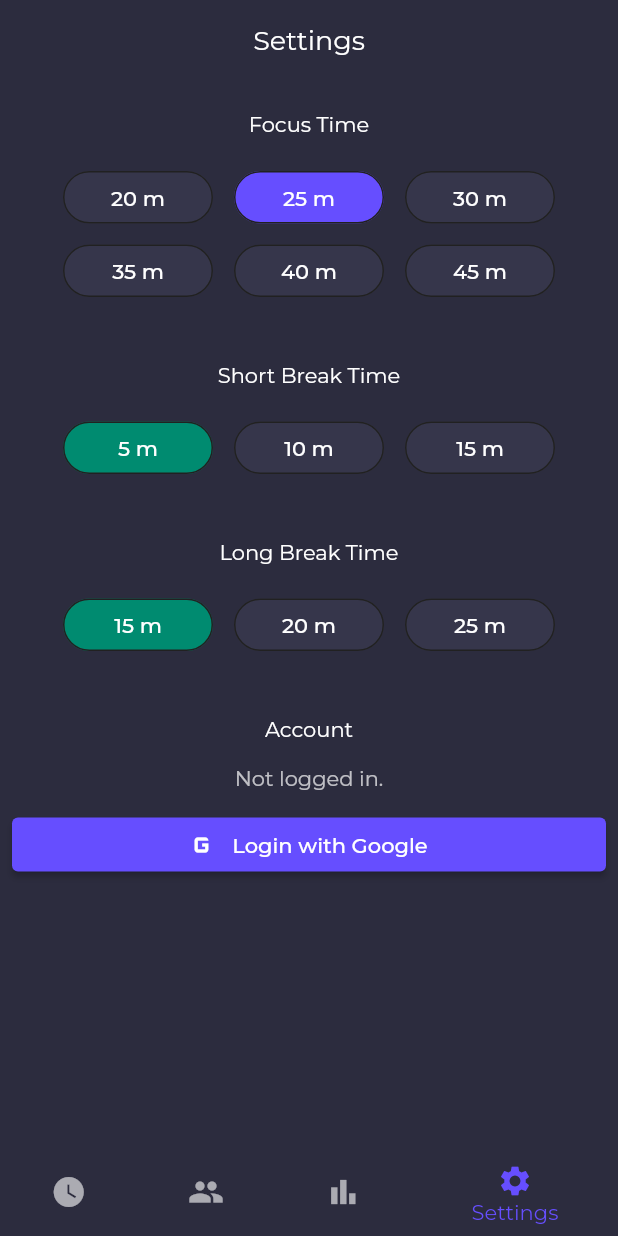
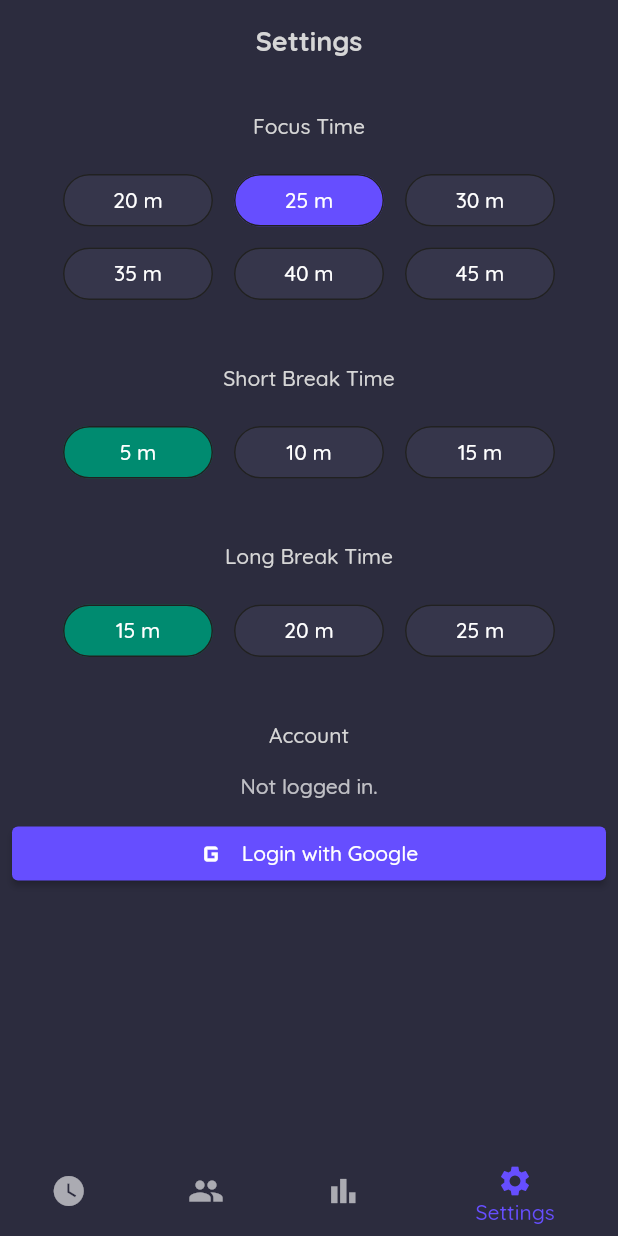
Before and after one commit to nandbyte/pomoduo, a Flutter app: the screen it shows after launch, item 4 of the bottom bar chosen, on a phone screen of 412 x 824 dp. Run offline on Flutter 3.47's test engine with Material 2 defaults, Android fonts, the phone set to English and light mode, and no system bars; drawn by our look-alikes of custom_radio_grouped_button; our stand-ins replace cloud_firestore, firebase_auth, firebase_core, google_fonts, google_sign_in, percent_indicator and 1 more; accounts and stored records are empty.

Commit message:
Changed app font

```diff
--- a/lib/main.dart
+++ b/lib/main.dart
@@ -42,9 +42,11 @@ class Pomoduo extends StatelessWidget {
         brightness: Brightness.dark,
         primarySwatch: Colors.deepPurple,
         visualDensity: VisualDensity.adaptivePlatformDensity,
-        textTheme: GoogleFonts.montserratTextTheme(
-          Theme.of(context).textTheme,
-        ).apply(bodyColor: Colors.white, displayColor: Colors.white),
+        textTheme: Theme.of(context).textTheme.apply(
+              bodyColor: PomoduoColor.textColor,
+              displayColor: PomoduoColor.textColor,
+              fontFamily: "Quicksand",
+            ),
       ),
       debugShowCheckedModeBanner: false,
       home: const MainPage(),
--- a/lib/utils/constants.dart
+++ b/lib/utils/constants.dart
@@ -7,10 +7,10 @@ class PomoduoColor {
 
   static const Color focusColor = Color(0xFF664EFF);
   static const Color breakColor = Color(0xFF008B70);
+
+  static const Color textColor = Color(0xFFD6D6D6);
 }
 
 class PomoduoStyle {
-  static const TextStyle pageTitleStyle = TextStyle(
-    fontSize: 18,
-  );
+  static const TextStyle pageTitleStyle = TextStyle(fontSize: 18, fontWeight: FontWeight.bold);
 }
```
Also changed, not shown: pubspec.yaml (+5 -2 lines), fonts/Quicksand-Bold.ttf (added), fonts/Quicksand-Medium.ttf (added), fonts/Quicksand.ttf (deleted).
